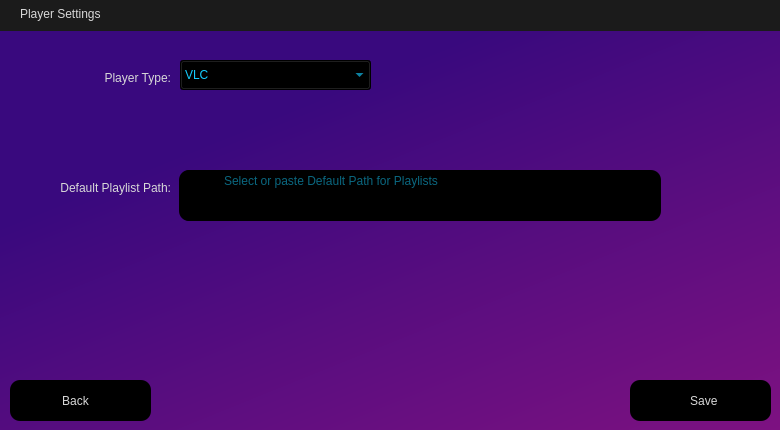
This is assets/PlayerSettings.ui in ifreddyrod/SpyderPlayer as Qt 5 draws it before an edit. The edited form follows.
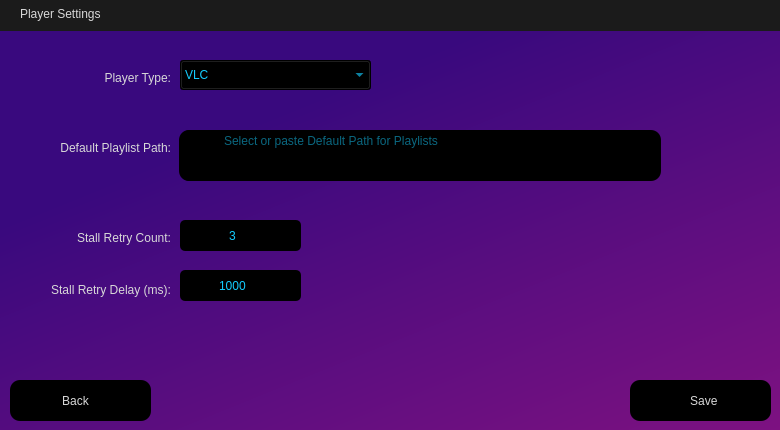
This is the edited form. Icons and pictures are not drawn.

Commit message: - Added RetryCount and RetryDelay to AppData and json file.  Also added to PlayerSettings screen - RetryDelay is read in QtPlayer when a stalled video is detected - Added OpenMediaScreen to handle both OpenPlayList and OpenMedia screens. - Modified Load in AppData to create entries if they are missing on the json file. - Added some debug messages around Stalled video detection to assist in finding issues and making it more robust.

```diff
--- a/assets/PlayerSettings.ui
+++ b/assets/PlayerSettings.ui
@@ -201,7 +201,7 @@
    <property name="geometry">
     <rect>
      <x>180</x>
-     <y>170</y>
+     <y>130</y>
      <width>481</width>
      <height>51</height>
     </rect>
@@ -225,7 +225,7 @@
    <property name="geometry">
     <rect>
      <x>179</x>
-     <y>170</y>
+     <y>130</y>
      <width>31</width>
      <height>51</height>
     </rect>
@@ -254,7 +254,7 @@
    <property name="geometry">
     <rect>
      <x>40</x>
-     <y>180</y>
+     <y>140</y>
      <width>131</width>
      <height>16</height>
     </rect>
@@ -290,6 +290,92 @@
     </size>
    </property>
   </widget>
+  <widget class="QSpinBox" name="RetryCount_box">
+   <property name="geometry">
+    <rect>
+     <x>180</x>
+     <y>220</y>
+     <width>121</width>
+     <height>31</height>
+    </rect>
+   </property>
+   <property name="toolTip">
+    <string>Number of Retry attempts for a stalled video.</string>
+   </property>
+   <property name="styleSheet">
+    <string notr="true">border-radius: 5px;
+color: rgb(20, 205, 255); 
+background-color: rgb(0, 0, 0);</string>
+   </property>
+   <property name="alignment">
+    <set>Qt::AlignmentFlag::AlignCenter</set>
+   </property>
+   <property name="value">
+    <number>3</number>
+   </property>
+  </widget>
+  <widget class="QSpinBox" name="RetryTimeDelay_box">
+   <property name="geometry">
+    <rect>
+     <x>180</x>
+     <y>270</y>
+     <width>121</width>
+     <height>31</height>
+    </rect>
+   </property>
+   <property name="toolTip">
+    <string>Time Delay in milliseconds between Retry attempts.</string>
+   </property>
+   <property name="styleSheet">
+    <string notr="true">border-radius: 5px;
+color: rgb(20, 205, 255); 
+background-color: rgb(0, 0, 0);</string>
+   </property>
+   <property name="frame">
+    <bool>true</bool>
+   </property>
+   <property name="alignment">
+    <set>Qt::AlignmentFlag::AlignCenter</set>
+   </property>
+   <property name="maximum">
+    <number>5000</number>
+   </property>
+   <property name="value">
+    <number>1000</number>
+   </property>
+  </widget>
+  <widget class="QLabel" name="Retry_label">
+   <property name="geometry">
+    <rect>
+     <x>40</x>
+     <y>230</y>
+     <width>131</width>
+     <height>16</height>
+    </rect>
+   </property>
+   <property name="text">
+    <string>Stall Retry Count:</string>
+   </property>
+   <property name="alignment">
+    <set>Qt::AlignmentFlag::AlignRight|Qt::AlignmentFlag::AlignTrailing|Qt::AlignmentFlag::AlignVCenter</set>
+   </property>
+  </widget>
+  <widget class="QLabel" name="Path_label_2">
+   <property name="geometry">
+    <rect>
+     <x>30</x>
+     <y>279</y>
+     <width>141</width>
+     <height>21</height>
+    </rect>
+   </property>
+   <property name="text">
+    <string>Stall Retry Delay (ms):</string>
+   </property>
+   <property name="alignment">
+    <set>Qt::AlignmentFlag::AlignRight|Qt::AlignmentFlag::AlignTrailing|Qt::AlignmentFlag::AlignVCenter</set>
+   </property>
+  </widget>
   <zorder>background_widget</zorder>
   <zorder>Titlebar_widget</zorder>
   <zorder>Back_button</zorder>
@@ -299,6 +385,10 @@
   <zorder>OpenPath_button</zorder>
   <zorder>Path_label</zorder>
   <zorder>Save_button</zorder>
+  <zorder>RetryCount_box</zorder>
+  <zorder>RetryTimeDelay_box</zorder>
+  <zorder>Retry_label</zorder>
+  <zorder>Path_label_2</zorder>
  </widget>
  <resources>
   <include location="resources.qrc"/>
```
The commit also changes 16 other files.
